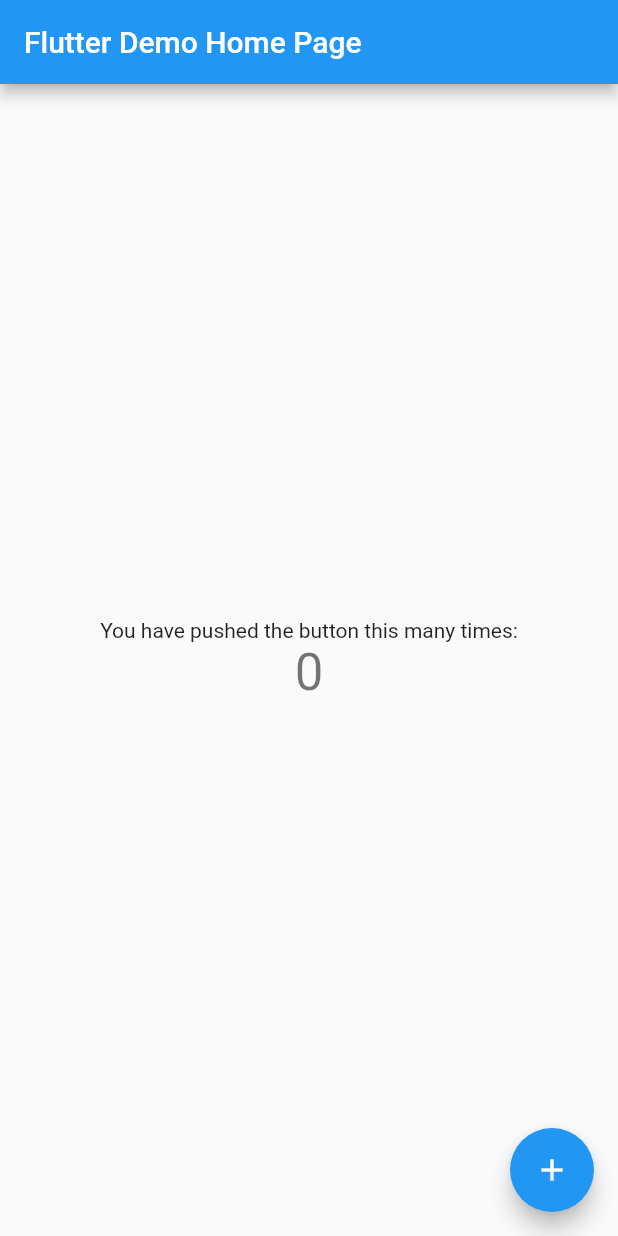
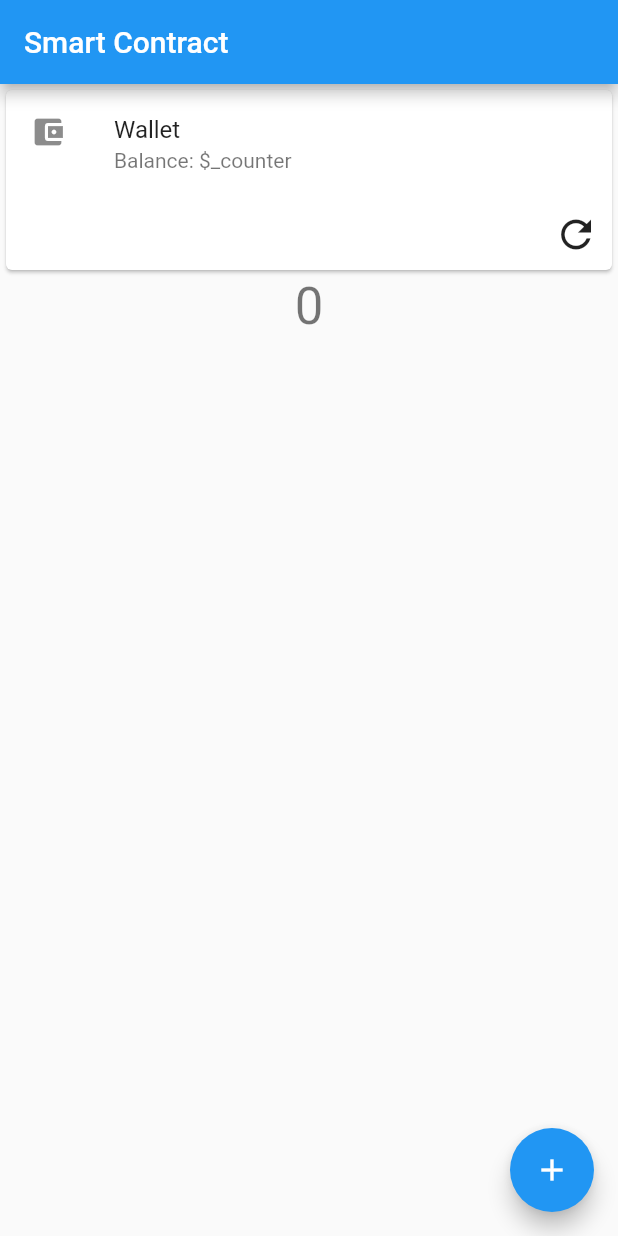
Before and after one commit to ftec5520-sit/ftec5520_client, a Flutter app: the screen it shows after launch, on a phone screen of 412 x 824 dp. Run offline on Flutter 3.47's test engine with Material 2 defaults, Android fonts, the phone set to English and light mode, and no system bars.

Commit message:
no message

```diff
--- /dev/null
+++ b/lib/app/home/home.dart
@@ -0,0 +1,32 @@
+import 'package:flutter/material.dart';
+import 'package:ftec5520_client/app/wallet/wallet.dart';
+
+class Home extends StatelessWidget {
+  const Home({super.key});
+
+  @override
+  Widget build(BuildContext context) {
+    return Scaffold(
+      appBar: AppBar(
+        title: const Text('Smart Contract'),
+      ),
+      body: Center(
+        child: Column(
+          mainAxisAlignment: MainAxisAlignment.start,
+          children: <Widget>[
+            const Wallet(),
+            Text(
+              '0',
+              style: Theme.of(context).textTheme.headline4,
+            ),
+          ],
+        ),
+      ),
+      floatingActionButton: FloatingActionButton(
+        onPressed: () {},
+        tooltip: 'Increment',
+        child: Icon(Icons.add),
+      ),
+    );
+  }
+}
--- /dev/null
+++ b/lib/app/wallet/wallet.dart
@@ -0,0 +1,44 @@
+import 'package:flutter/material.dart';
+
+class Wallet extends StatefulWidget {
+  const Wallet({super.key});
+
+  @override
+  State<Wallet> createState() => _WalletState();
+}
+
+class _WalletState extends State<Wallet> {
+  int _counter = 0;
+
+  void _incrementCounter() {
+    setState(() {
+      _counter++;
+    });
+  }
+
+  @override
+  Widget build(BuildContext context) {
+    return Card(
+      child: Column(
+        children: [
+          ListTile(
+            leading: Icon(Icons.account_balance_wallet),
+            title: Text('Wallet'),
+            subtitle: Text('Balance: \$_counter'),
+          ),
+          Row(
+            mainAxisAlignment: MainAxisAlignment.end,
+            children: [
+              IconButton(
+                onPressed: () => {},
+                icon: const Icon(Icons.refresh),
+                tooltip: 'Reload',
+                iconSize: 30,
+              ),
+            ],
+          ),
+        ],
+      ),
+    );
+  }
+}
--- /dev/null
+++ b/lib/domain/entities/insurance_contract.dart
@@ -0,0 +1,13 @@
+class InsuranceContract {
+  String id;
+  String name;
+  String description;
+  String price;
+
+  InsuranceContract({
+    required this.id,
+    required this.name,
+    required this.description,
+    required this.price,
+  });
+}
--- /dev/null
+++ b/lib/domain/interfaces/repositories/insurance_contract_repository.dart
@@ -0,0 +1,3 @@
+abstract class InsuranceContractRepository {
+  Future<InsuranceContract> getPurchasedInsuranceContracts();
+}
--- /dev/null
+++ b/lib/domain/interfaces/repositories/wallet_repository.dart
@@ -0,0 +1,3 @@
+abstract class WalletRepository {
+  Future<double> getBalance();
+}
--- a/lib/main.dart
+++ b/lib/main.dart
@@ -1,4 +1,5 @@
 import 'package:flutter/material.dart';
+import 'package:ftec5520_client/app/home/home.dart';
 
 void main() {
   runApp(const MyApp());
@@ -24,7 +25,7 @@
         // is not restarted.
         primarySwatch: Colors.blue,
       ),
-      home: const MyHomePage(title: 'Flutter Demo Home Page'),
+      home: const Home(),
     );
   }
 }
--- a/pubspec.yaml
+++ b/pubspec.yaml
@@ -35,6 +35,7 @@
   # The following adds the Cupertino Icons font to your application.
   # Use with the CupertinoIcons class for iOS style icons.
   cupertino_icons: ^1.0.2
+  web3dart: ^2.6.1
 
 dev_dependencies:
   flutter_test:
```
Also changed, not shown: pubspec.lock.
